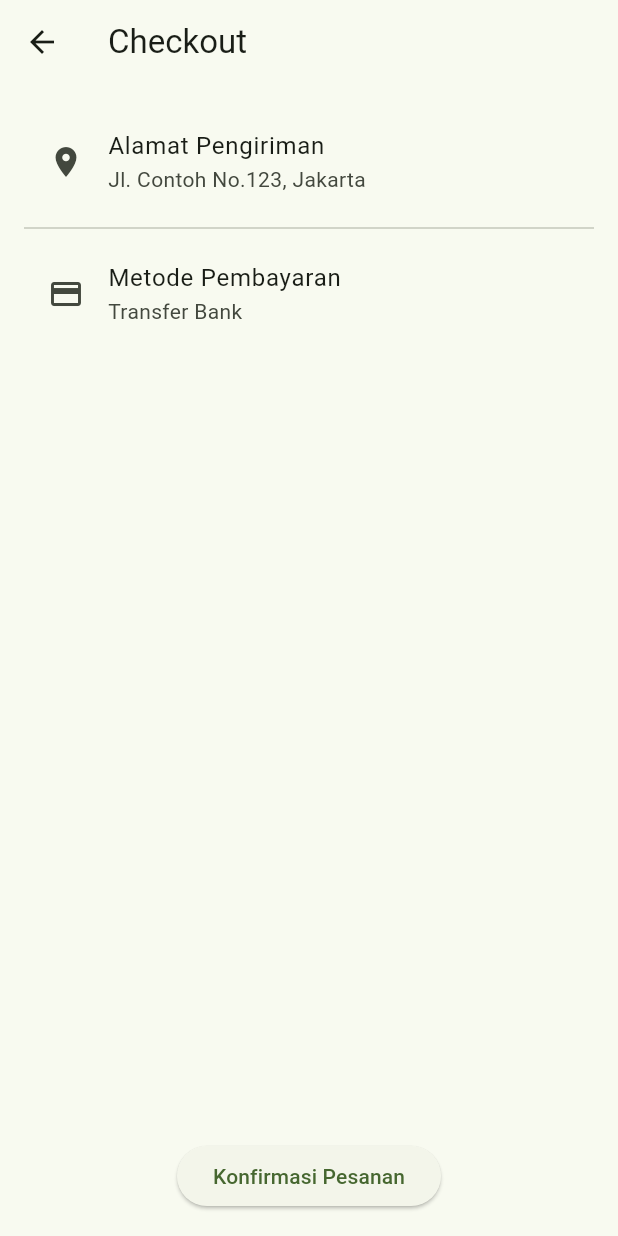
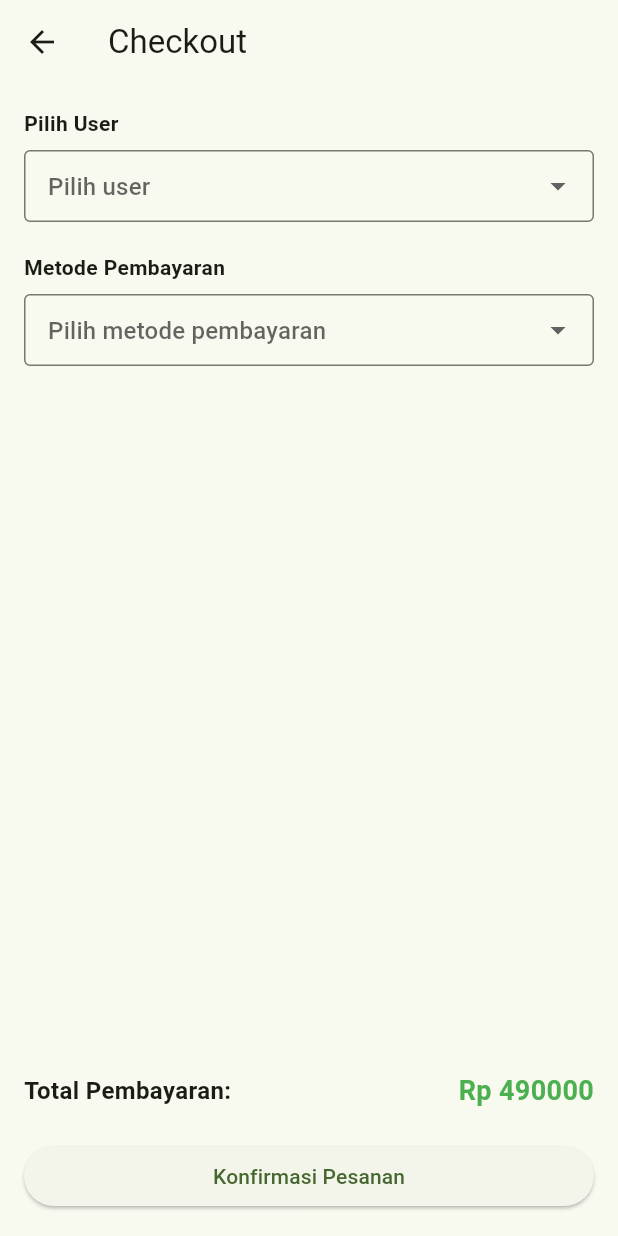
Before and after one commit to itsdrsw/POS-Flutter, a Flutter app: the BakeryCart screen opened by its route, after a tap on "Checkout", on a phone screen of 412 x 824 dp. Run offline on Flutter 3.47's test engine with Material 3 defaults, Android fonts, the phone set to English and light mode, and no system bars; our stand-ins replace carousel_slider.

Commit message:
[ADD] Menambahkan function untuk bisa checkout dari halaman cart dan menghitung total pesanan

```diff
--- a/lib/main.dart
+++ b/lib/main.dart
@@ -41,7 +41,10 @@ class MyApp extends StatelessWidget {
         '/bakery/menu': (context) => const BakeryMenu(),
         '/bakery/order': (context) => const BakeryOrder(),
         '/bakery/cart': (context) => const BakeryCart(),
-        '/bakery/checkout': (context) => const BakeryCheckout(),
+        '/bakery/checkout': (context) {
+          final total = ModalRoute.of(context)!.settings.arguments as double;
+          return BakeryCheckout(total: total);
+        },
       },
     );
   }
--- a/lib/pages/apps/bakery/bakery_cart.dart
+++ b/lib/pages/apps/bakery/bakery_cart.dart
@@ -1,4 +1,5 @@
 import 'package:flutter/material.dart';
+import 'package:mobile1/pages/apps/bakery/bakery_checkout.dart';
 
 class BakeryCart extends StatefulWidget {
   const BakeryCart({super.key});
@@ -198,7 +199,12 @@ class _BakeryCartState extends State<BakeryCart> {
             ),
           ),
           onPressed: () {
-            Navigator.pushNamed(context, '/bakery/checkout');
+            final double total = cartItems.fold<double>(0.0, (sum, item) {
+              final qty = (item['qty'] as num).toDouble();
+              final price = (item['price'] as num).toDouble();
+              return sum + qty * price;
+            });
+            Navigator.pushNamed(context, '/bakery/checkout', arguments: total);
           },
           child: const Text(
             "Checkout",
--- a/lib/pages/apps/bakery/bakery_checkout.dart
+++ b/lib/pages/apps/bakery/bakery_checkout.dart
@@ -1,7 +1,19 @@
 import 'package:flutter/material.dart';
 
-class BakeryCheckout extends StatelessWidget {
-  const BakeryCheckout({super.key});
+class BakeryCheckout extends StatefulWidget {
+  final double total;
+  const BakeryCheckout({Key? key, required this.total}) : super(key: key);
+
+  @override
+  State<BakeryCheckout> createState() => _BakeryCheckoutState();
+}
+
+class _BakeryCheckoutState extends State<BakeryCheckout> {
+  String? selectedUser;
+  String? selectedPayment;
+
+  final List<String> users = ["Hanoman", "Sinta", "Rama"];
+  final List<String> payments = ["Cash", "Transfer Bank", "QRIS"];
 
   @override
   Widget build(BuildContext context) {
@@ -10,27 +22,98 @@ class BakeryCheckout extends StatelessWidget {
       body: Padding(
         padding: const EdgeInsets.all(16.0),
         child: Column(
+          crossAxisAlignment: CrossAxisAlignment.start,
           children: [
-            const ListTile(
-              leading: Icon(Icons.location_on),
-              title: Text("Alamat Pengiriman"),
-              subtitle: Text("Jl. Contoh No.123, Jakarta"),
+            // Pilih User
+            const Text(
+              "Pilih User",
+              style: TextStyle(fontWeight: FontWeight.w600),
             ),
-            const Divider(),
-            const ListTile(
-              leading: Icon(Icons.payment),
-              title: Text("Metode Pembayaran"),
-              subtitle: Text("Transfer Bank"),
+            const SizedBox(height: 8),
+            DropdownButtonFormField<String>(
+              value: selectedUser,
+              items: users.map((user) {
+                return DropdownMenuItem(value: user, child: Text(user));
+              }).toList(),
+              onChanged: (val) => setState(() => selectedUser = val),
+              decoration: const InputDecoration(
+                border: OutlineInputBorder(),
+                hintText: "Pilih user",
+                isDense: true,
               ),
+            ),
+
+            const SizedBox(height: 20),
+
+            // Metode Pembayaran
+            const Text(
+              "Metode Pembayaran",
+              style: TextStyle(fontWeight: FontWeight.w600),
+            ),
+            const SizedBox(height: 8),
+            DropdownButtonFormField<String>(
+              value: selectedPayment,
+              items: payments.map((method) {
+                return DropdownMenuItem(value: method, child: Text(method));
+              }).toList(),
+              onChanged: (val) => setState(() => selectedPayment = val),
+              decoration: const InputDecoration(
+                border: OutlineInputBorder(),
+                hintText: "Pilih metode pembayaran",
+                isDense: true,
+              ),
+            ),
+
             const Spacer(),
-            ElevatedButton(
+
+            // Total
+            Row(
+              mainAxisAlignment: MainAxisAlignment.spaceBetween,
+              children: [
+                const Text(
+                  "Total Pembayaran:",
+                  style: TextStyle(fontSize: 16, fontWeight: FontWeight.w600),
+                ),
+                Text(
+                  "Rp ${widget.total.toStringAsFixed(0)}",
+                  style: const TextStyle(
+                    fontSize: 18,
+                    fontWeight: FontWeight.bold,
+                    color: Colors.green,
+                  ),
+                ),
+              ],
+            ),
+            const SizedBox(height: 20),
+
+            // Tombol Konfirmasi
+            SizedBox(
+              width: double.infinity,
+              child: ElevatedButton(
                 onPressed: () {
+                  if (selectedUser == null || selectedPayment == null) {
                     ScaffoldMessenger.of(context).showSnackBar(
-                  const SnackBar(content: Text("Pesanan berhasil dibuat!")),
+                      const SnackBar(
+                        content: Text(
+                          "Harap pilih user dan metode pembayaran!",
+                        ),
+                      ),
                     );
+                    return;
+                  }
+
+                  ScaffoldMessenger.of(context).showSnackBar(
+                    SnackBar(
+                      content: Text(
+                        "Pesanan berhasil dibuat untuk $selectedUser",
+                      ),
+                    ),
+                  );
+
                   Navigator.popUntil(context, ModalRoute.withName('/home'));
                 },
                 child: const Text("Konfirmasi Pesanan"),
+              ),
             ),
           ],
         ),
```
Lines whose indentation alone changed are shown as unchanged.
